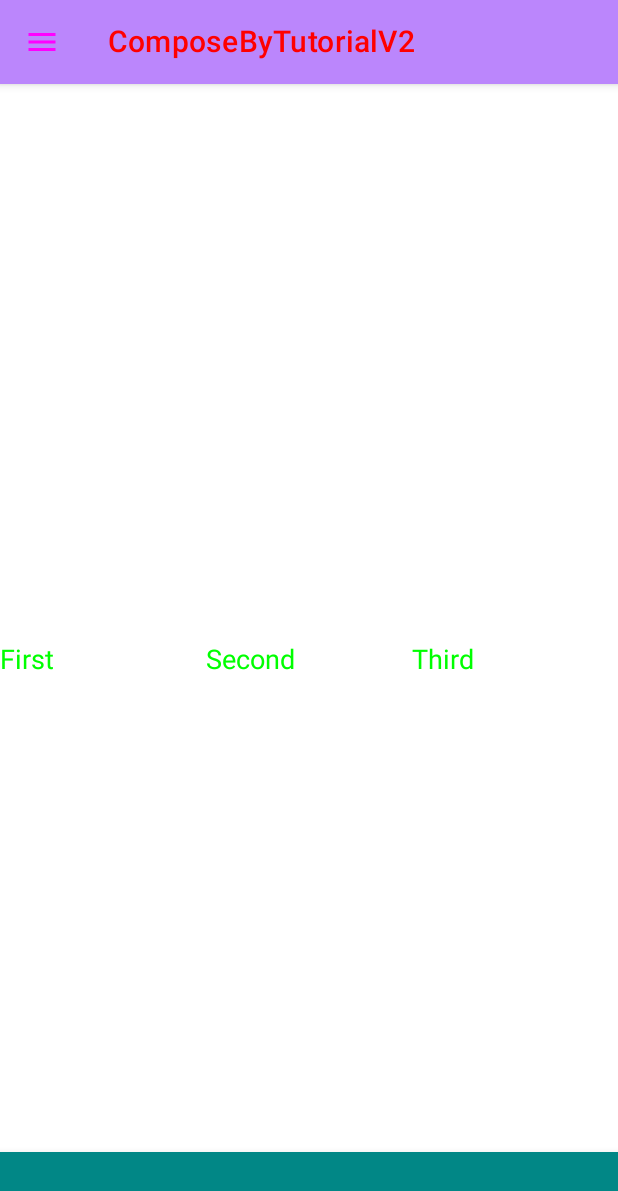
After one commit to Velord/ComposeByTutorialV2, an Android app built with Jetpack Compose: the @Preview function ScaffoldScreen, on a phone screen of 412 x 824 dp. The commit adds this screen. Shown: the top 1191 px of the screen. Run offline under Robolectric (Android 15) with nearby library versions, the phone set to English and light mode, and no system bars.

Commit message:
Have accomplished Chapter 3

```diff
--- a/app/src/main/java/com/example/composebytutorialv2/MainActivity.kt
+++ b/app/src/main/java/com/example/composebytutorialv2/MainActivity.kt
@@ -3,13 +3,13 @@ package com.example.composebytutorialv2
 import android.os.Bundle
 import androidx.activity.ComponentActivity
 import androidx.activity.compose.setContent
-import com.example.composebytutorialv2.ui.router.JetFundamentalApp
+import com.example.composebytutorialv2.ui.router.JetFundamentalScreen
 
 class MainActivity : ComponentActivity() {
     override fun onCreate(savedInstanceState: Bundle?) {
         super.onCreate(savedInstanceState)
         setContent {
-            JetFundamentalApp()
+            JetFundamentalScreen()
         }
     }
 }
--- /dev/null
+++ b/app/src/main/java/com/example/composebytutorialv2/ui/chapter3/ColumnScreen.kt
@@ -0,0 +1,31 @@
+package com.example.composebytutorialv2.ui.chapter3
+
+import androidx.compose.foundation.layout.Arrangement
+import androidx.compose.foundation.layout.Column
+import androidx.compose.foundation.layout.fillMaxSize
+import androidx.compose.material.Text
+import androidx.compose.runtime.Composable
+import androidx.compose.ui.Alignment
+import androidx.compose.ui.Modifier
+import androidx.compose.ui.graphics.Color
+import androidx.compose.ui.res.stringResource
+import androidx.compose.ui.tooling.preview.Preview
+import androidx.compose.ui.unit.sp
+
+@Preview
+@Composable
+fun ColumnScreen() {
+    Column(
+        verticalArrangement = Arrangement.SpaceEvenly,
+        horizontalAlignment = Alignment.CenterHorizontally,
+        modifier = Modifier.fillMaxSize()
+    ) {
+        THREE_EMPTY_LIST.forEach {
+            Text(
+                text = stringResource(id = it),
+                fontSize = 25.sp,
+                color = Color.DarkGray
+            )
+        }
+    }
+}
--- /dev/null
+++ b/app/src/main/java/com/example/composebytutorialv2/ui/chapter3/RowScreen.kt
@@ -0,0 +1,39 @@
+package com.example.composebytutorialv2.ui.chapter3
+
+import androidx.compose.foundation.layout.Arrangement
+import androidx.compose.foundation.layout.Row
+import androidx.compose.foundation.layout.fillMaxSize
+import androidx.compose.material.Text
+import androidx.compose.runtime.Composable
+import androidx.compose.ui.Alignment
+import androidx.compose.ui.Modifier
+import androidx.compose.ui.graphics.Color
+import androidx.compose.ui.res.stringResource
+import androidx.compose.ui.tooling.preview.Preview
+import androidx.compose.ui.unit.sp
+import com.example.composebytutorialv2.R
+
+val THREE_EMPTY_LIST = listOf(
+    R.string.first,
+    R.string.second,
+    R.string.third
+)
+
+@Preview
+@Composable
+fun RowScreen() {
+    Row(
+        verticalAlignment = Alignment.CenterVertically,
+        horizontalArrangement = Arrangement.Center,
+        modifier = Modifier.fillMaxSize()
+        ) {
+        THREE_EMPTY_LIST.forEach {
+            Text(
+                modifier = Modifier.weight(1f),
+                text = stringResource(id = it),
+                fontSize = 18.sp,
+                color = Color.Green
+            )
+        }
+    }
+}
--- /dev/null
+++ b/app/src/main/java/com/example/composebytutorialv2/ui/chapter3/ScaffoldScreen.kt
@@ -0,0 +1,70 @@
+package com.example.composebytutorialv2.ui.chapter3
+
+import androidx.compose.material.*
+import androidx.compose.material.icons.Icons
+import androidx.compose.material.icons.filled.Menu
+import androidx.compose.runtime.Composable
+import androidx.compose.runtime.rememberCoroutineScope
+import androidx.compose.ui.graphics.Color
+import androidx.compose.ui.res.colorResource
+import androidx.compose.ui.res.stringResource
+import androidx.compose.ui.tooling.preview.Preview
+import com.example.composebytutorialv2.R
+import kotlinx.coroutines.CoroutineScope
+import kotlinx.coroutines.launch
+
+@Preview
+@Composable
+fun ScaffoldScreen() {
+    val scaffoldState = rememberScaffoldState()
+    val scope = rememberCoroutineScope()
+
+    Scaffold(
+        scaffoldState = scaffoldState,
+        contentColor = colorResource(id = R.color.teal_200),
+        content = { RowScreen() },
+        topBar = { MyTopAppBar(scaffoldState = scaffoldState, scope = scope) },
+        bottomBar = { MyBottomAppBar() },
+        drawerContent = { ColumnScreen() }
+    )
+}
+
+@Composable
+fun MyTopAppBar(scaffoldState: ScaffoldState, scope: CoroutineScope) {
+    val drawerState = scaffoldState.drawerState
+
+    TopAppBar(
+        navigationIcon = {
+            IconButton(
+                content = {
+                    Icon(
+                        imageVector = Icons.Default.Menu,
+                        tint = Color.Magenta,
+                        contentDescription = stringResource(id = R.string.menu)
+                    )
+                },
+                onClick = {
+                    scope.launch {
+                        if (drawerState.isClosed) drawerState.open()
+                        else drawerState.close()
+                    }
+                }
+            )
+        },
+        title = {
+            Text(
+                text = stringResource(id = R.string.app_name),
+                color = Color.Red
+            )
+        },
+        backgroundColor = colorResource(id = R.color.purple_200)
+    )
+}
+
+@Composable
+fun MyBottomAppBar() {
+    BottomAppBar(
+        content = {},
+        backgroundColor = colorResource(id = R.color.teal_700)
+    )
+}
--- a/app/src/main/res/values/strings.xml
+++ b/app/src/main/res/values/strings.xml
@@ -9,6 +9,15 @@
     <string name="email">Email</string>
     <string name="example">example</string>
     <string name="alert_title">Alert Title</string>
+    <string name="confirm">Confirm</string>
     <string name="alert_message">Alert Message</string>
-    <string name="confirm">Confirm</string>
+    <string name="list_message_1">List Message First</string>
+    <string name="list_message_2">List Message Second</string>
+    <string name="list_message_3">List Message Third</string>
+    <string name="first">First</string>
+    <string name="second">Second</string>
+    <string name="third">Third</string>
+    <string name="surface">Surface</string>
+    <string name="scaffold">Scaffold</string>
+    <string name="menu">Menu</string>
 </resources>
```
Also changed, not shown: app/src/main/java/com/example/composebytutorialv2/ui/chapter3/BoxScreen.kt (added, +39 -0 lines), app/src/main/java/com/example/composebytutorialv2/ui/chapter3/SurfaceScreen.kt (added, +43 -0 lines), app/src/main/java/com/example/composebytutorialv2/ui/router/FundamentalRouter.kt (+7 -1 lines), app/src/main/java/com/example/composebytutorialv2/ui/router/NavigationScreen.kt (renamed from app/src/main/java/com/example/composebytutorialv2/ui/chapter2/NavigationScreen.kt, +7 -5 lines).
